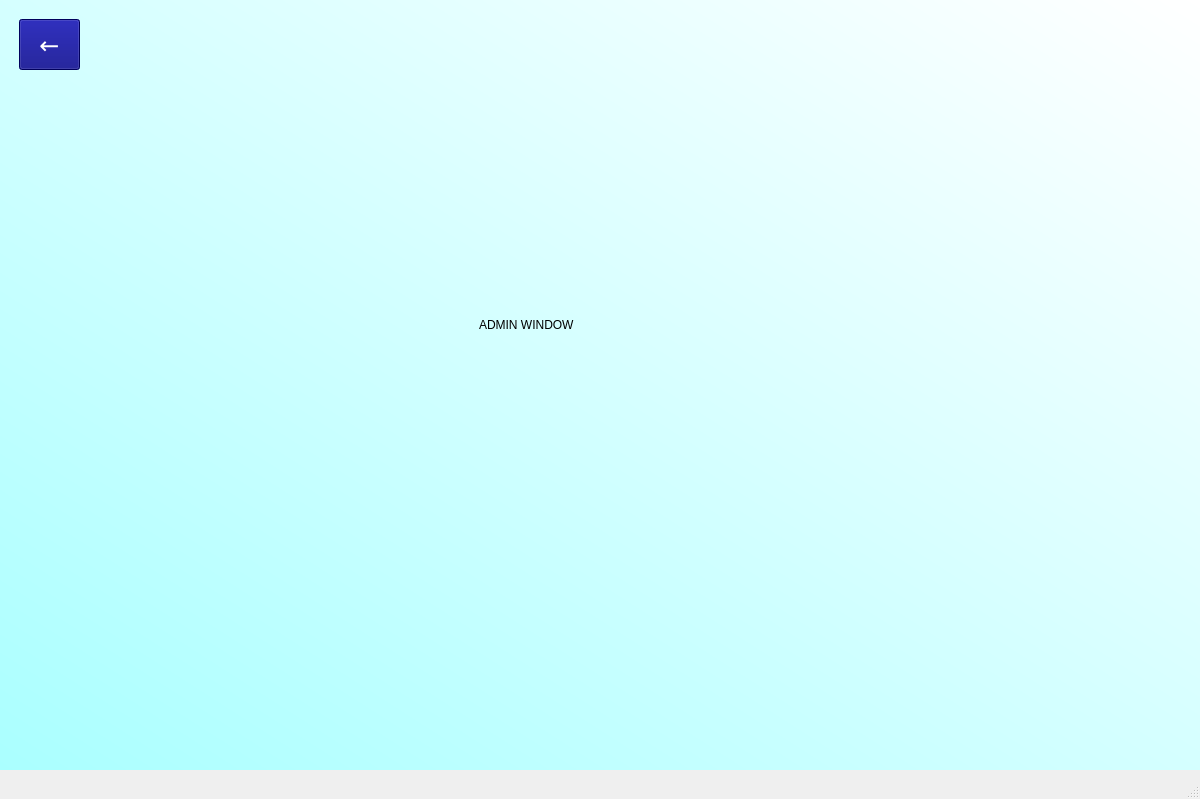
Why-Bee/3k04-project-group10-2023, file Assignment1/DCM/windows/admin/admin.ui: the form before one commit.
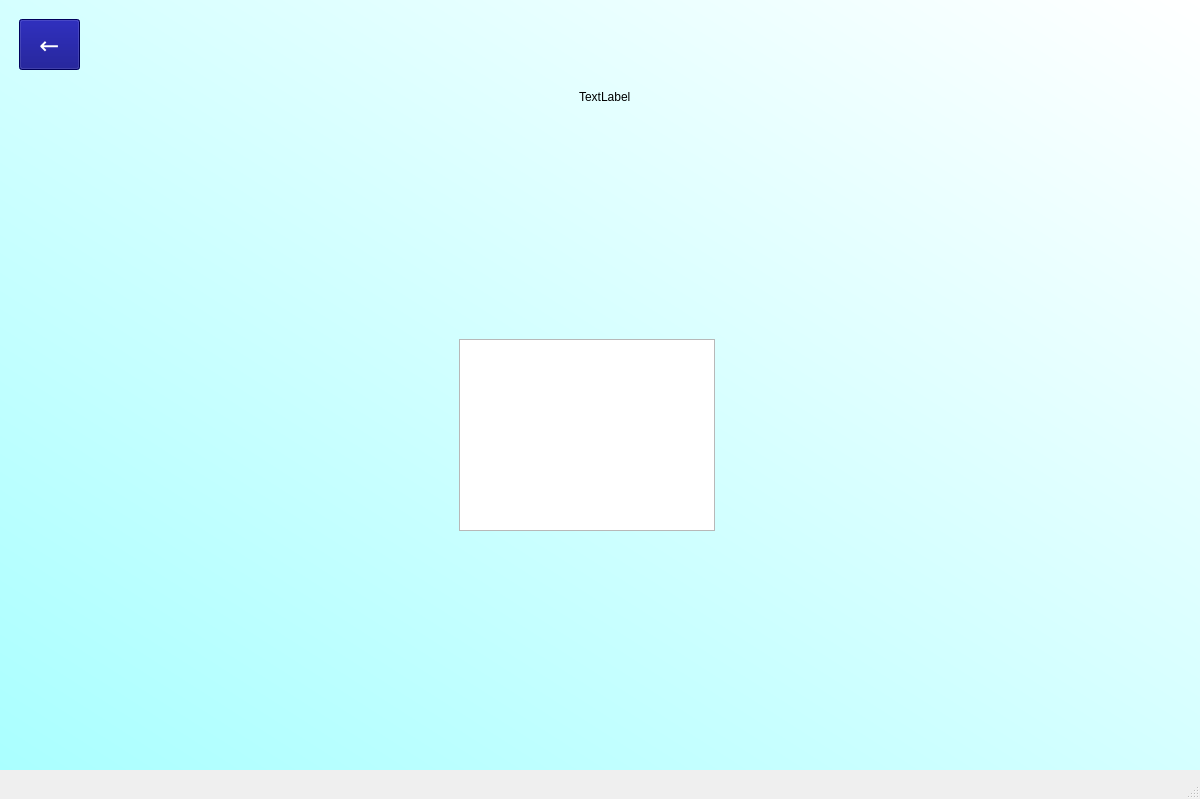
The form after the commit.

Commit message: Made admin page with patient database

The edit to the form file:
```diff
--- a/Assignment1/DCM/windows/admin/admin.ui
+++ b/Assignment1/DCM/windows/admin/admin.ui
@@ -79,16 +79,35 @@
     <widget class="QLabel" name="label">
      <property name="geometry">
       <rect>
-       <x>480</x>
-       <y>210</y>
-       <width>251</width>
-       <height>231</height>
+       <x>580</x>
+       <y>90</y>
+       <width>55</width>
+       <height>16</height>
       </rect>
      </property>
      <property name="text">
-      <string>ADMIN WINDOW</string>
+      <string>TextLabel</string>
      </property>
     </widget>
+    <widget class="QTableWidget" name="adminTable">
+     <property name="geometry">
+      <rect>
+       <x>460</x>
+       <y>340</y>
+       <width>256</width>
+       <height>192</height>
+      </rect>
+     </property>
+     <property name="horizontalScrollBarPolicy">
+      <enum>Qt::ScrollBarAlwaysOff</enum>
+     </property>
+     <property name="alternatingRowColors">
+      <bool>true</bool>
+     </property>
+     <attribute name="verticalHeaderVisible">
+      <bool>false</bool>
+     </attribute>
+    </widget>
    </widget>
   </widget>
   <widget class="QMenuBar" name="menubar">
```
Left out of the diff: 2 changed lines with no effect on the pictures. The commit also changes 4 other files.
